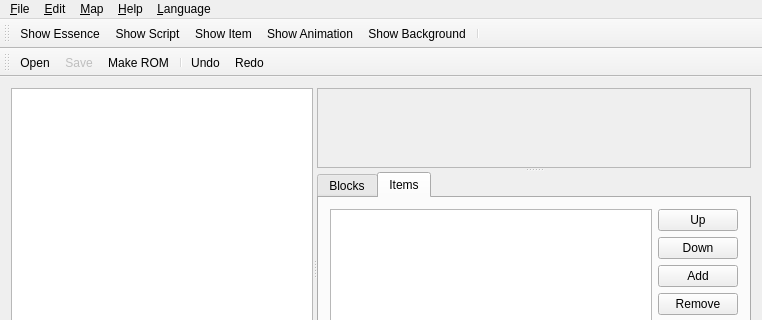
Before: the Qt Designer form src/MApRX_Qt/mainwindow.ui in wwylele/MApRX, drawn with Qt 5; both pictures show x 0 to 762 and y 0 to 320 of the 762 by 481 pixel window.
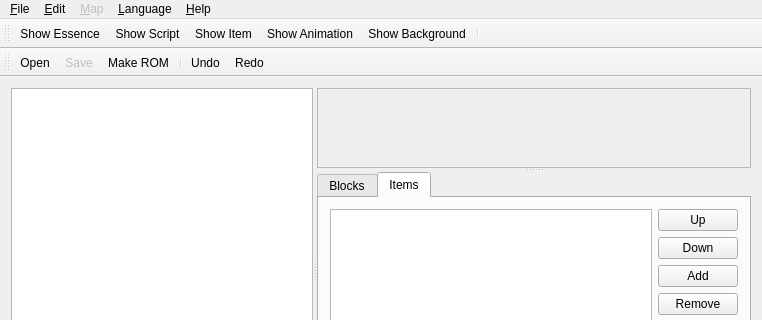
After: the same form once the commit is applied. Icons and pictures are not drawn. Custom widgets are drawn as their Qt base class.

Patch:
```diff
--- a/src/MApRX_Qt/mainwindow.ui
+++ b/src/MApRX_Qt/mainwindow.ui
@@ -252,6 +252,9 @@
     <addaction name="actionAbout_MApRX"/>
    </widget>
    <widget class="QMenu" name="menu_Map">
+    <property name="enabled">
+     <bool>false</bool>
+    </property>
     <property name="title">
      <string>&amp;Map</string>
     </property>
@@ -272,8 +275,8 @@
    <addaction name="menu_File"/>
    <addaction name="menuEdit"/>
    <addaction name="menu_Map"/>
-   <addaction name="menu_Help"/>
    <addaction name="menu_Language"/>
+   <addaction name="menu_Help"/>
   </widget>
   <widget class="QToolBar" name="mainToolBar">
    <property name="minimumSize">
```
Left out of the diff: 3 changed lines with no effect on the pictures.
